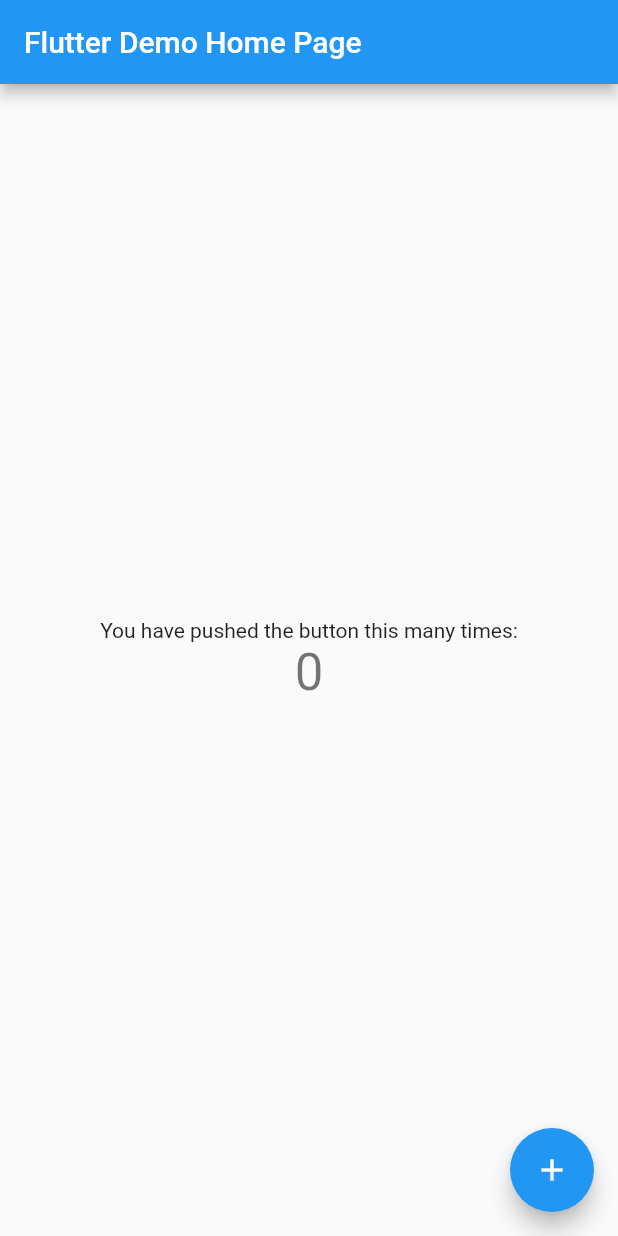
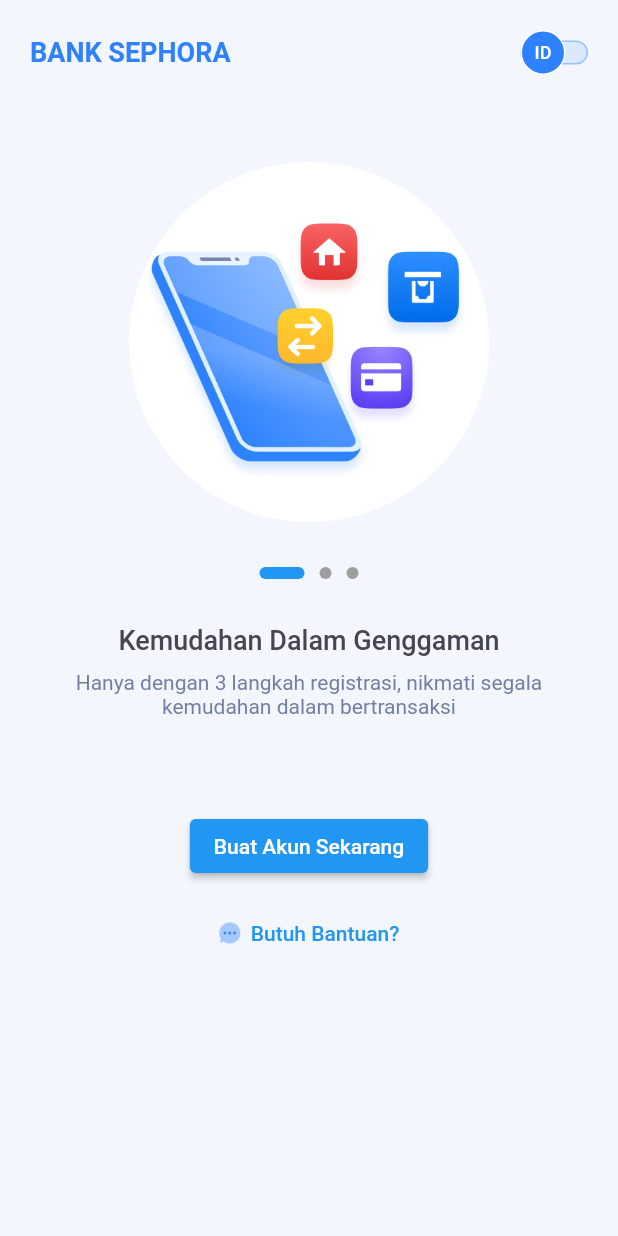
Before and after one commit to RoniSetiawan7/sephora, a Flutter app: the screen it shows after launch, on a phone screen of 412 x 824 dp. Run offline on Flutter 3.47's test engine with Material 2 defaults, Android fonts, the phone set to English and light mode, and no system bars.

Commit message:
add feature on boarding

```diff
--- a/lib/main.dart
+++ b/lib/main.dart
@@ -1,4 +1,5 @@
 import 'package:flutter/material.dart';
+import 'on_boarding/on_boarding.dart';
 
 void main() {
   runApp(const MyApp());
@@ -10,106 +11,10 @@ class MyApp extends StatelessWidget {
   // This widget is the root of your application.
   @override
   Widget build(BuildContext context) {
-    return MaterialApp(
-      title: 'Flutter Demo',
-      theme: ThemeData(
-        // This is the theme of your application.
-        //
-        // Try running your application with "flutter run". You'll see the
-        // application has a blue toolbar. Then, without quitting the app, try
-        // changing the primarySwatch below to Colors.green and then invoke
-        // "hot reload" (press "r" in the console where you ran "flutter run",
-        // or simply save your changes to "hot reload" in a Flutter IDE).
-        // Notice that the counter didn't reset back to zero; the application
-        // is not restarted.
-        primarySwatch: Colors.blue,
-      ),
-      home: const MyHomePage(title: 'Flutter Demo Home Page'),
+    return const MaterialApp(
+      debugShowCheckedModeBanner: false,
+      title: 'Sephora',
+      home: OnBoardingScreen(),
     );
   }
 }
-
-class MyHomePage extends StatefulWidget {
-  const MyHomePage({super.key, required this.title});
-
-  // This widget is the home page of your application. It is stateful, meaning
-  // that it has a State object (defined below) that contains fields that affect
-  // how it looks.
-
-  // This class is the configuration for the state. It holds the values (in this
-  // case the title) provided by the parent (in this case the App widget) and
-  // used by the build method of the State. Fields in a Widget subclass are
-  // always marked "final".
-
-  final String title;
-
-  @override
-  State<MyHomePage> createState() => _MyHomePageState();
-}
-
-class _MyHomePageState extends State<MyHomePage> {
-  int _counter = 0;
-
-  void _incrementCounter() {
-    setState(() {
-      // This call to setState tells the Flutter framework that something has
-      // changed in this State, which causes it to rerun the build method below
-      // so that the display can reflect the updated values. If we changed
-      // _counter without calling setState(), then the build method would not be
-      // called again, and so nothing would appear to happen.
-      _counter++;
-    });
-  }
-
-  @override
-  Widget build(BuildContext context) {
-    // This method is rerun every time setState is called, for instance as done
-    // by the _incrementCounter method above.
-    //
-    // The Flutter framework has been optimized to make rerunning build methods
-    // fast, so that you can just rebuild anything that needs updating rather
-    // than having to individually change instances of widgets.
-    return Scaffold(
-      appBar: AppBar(
-        // Here we take the value from the MyHomePage object that was created by
-        // the App.build method, and use it to set our appbar title.
-        title: Text(widget.title),
-      ),
-      body: Center(
-        // Center is a layout widget. It takes a single child and positions it
-        // in the middle of the parent.
-        child: Column(
-          // Column is also a layout widget. It takes a list of children and
-          // arranges them vertically. By default, it sizes itself to fit its
-          // children horizontally, and tries to be as tall as its parent.
-          //
-          // Invoke "debug painting" (press "p" in the console, choose the
-          // "Toggle Debug Paint" action from the Flutter Inspector in Android
-          // Studio, or the "Toggle Debug Paint" command in Visual Studio Code)
-          // to see the wireframe for each widget.
-          //
-          // Column has various properties to control how it sizes itself and
-          // how it positions its children. Here we use mainAxisAlignment to
-          // center the children vertically; the main axis here is the vertical
-          // axis because Columns are vertical (the cross axis would be
-          // horizontal).
-          mainAxisAlignment: MainAxisAlignment.center,
-          children: <Widget>[
-            const Text(
-              'You have pushed the button this many times:',
-            ),
-            Text(
-              '$_counter',
-              style: Theme.of(context).textTheme.headline4,
-            ),
-          ],
-        ),
-      ),
-      floatingActionButton: FloatingActionButton(
-        onPressed: _incrementCounter,
-        tooltip: 'Increment',
-        child: const Icon(Icons.add),
-      ), // This trailing comma makes auto-formatting nicer for build methods.
-    );
-  }
-}
--- /dev/null
+++ b/lib/on_boarding/on_boarding.dart
@@ -0,0 +1 @@
+export 'screens/on_boarding_screen.dart';
--- /dev/null
+++ b/lib/on_boarding/screens/on_boarding_screen.dart
@@ -0,0 +1,73 @@
+import 'package:flutter/material.dart';
+import 'package:sephora/on_boarding/widgets/language_swither.dart';
+import 'package:sephora/on_boarding/widgets/on_boarding_carousel.dart';
+import 'package:sephora/on_boarding/widgets/on_boarding_indicator.dart';
+import 'package:sephora/on_boarding/widgets/on_boarding_description.dart';
+
+class OnBoardingScreen extends StatefulWidget {
+  const OnBoardingScreen({super.key});
+
+  @override
+  State<OnBoardingScreen> createState() => _OnBoardingScreenState();
+}
+
+class _OnBoardingScreenState extends State<OnBoardingScreen> {
+  int _currentPage = 0;
+
+  @override
+  Widget build(BuildContext context) {
+    return Scaffold(
+      backgroundColor: const Color(0xFFF3F7FD),
+      body: Padding(
+        padding: const EdgeInsets.all(20),
+        child: Column(
+          children: [
+            Row(
+              mainAxisAlignment: MainAxisAlignment.spaceBetween,
+              children: [
+                const Text(
+                  'BANK SEPHORA',
+                  style: TextStyle(
+                    fontSize: 18,
+                    fontWeight: FontWeight.w700,
+                    color: Color(0xFF2F82FF),
+                  ),
+                ),
+                LanguageSwitcher(isID: (isID) {})
+              ],
+            ),
+            const SizedBox(height: 58),
+            OnBoardingCarousel(
+              onChanged: (currentPage) {
+                setState(() {
+                  _currentPage = currentPage;
+                });
+              },
+            ),
+            const SizedBox(height: 30),
+            OnBoardingIndicator(currentPage: _currentPage),
+            const SizedBox(height: 30),
+            OnBoardingDescription(currentPage: _currentPage),
+            const SizedBox(height: 61),
+            ElevatedButton(
+              onPressed: () {},
+              child: const Text('Buat Akun Sekarang'),
+            ),
+            const SizedBox(height: 10),
+            TextButton(
+              onPressed: () {},
+              child: Row(
+                mainAxisAlignment: MainAxisAlignment.center,
+                children: [
+                  Image.asset('assets/chat.png', width: 15, height: 15),
+                  const SizedBox(width: 6.5),
+                  const Text('Butuh Bantuan?'),
+                ],
+              ),
+            )
+          ],
+        ),
+      ),
+    );
+  }
+}
--- /dev/null
+++ b/lib/on_boarding/widgets/language_swither.dart
@@ -0,0 +1,98 @@
+import 'package:flutter/material.dart';
+
+class LanguageSwitcher extends StatefulWidget {
+  final Function(bool) isID;
+  const LanguageSwitcher({Key? key, required this.isID}) : super(key: key);
+
+  @override
+  State<LanguageSwitcher> createState() => _LanguageSwitcherState();
+}
+
+class _LanguageSwitcherState extends State<LanguageSwitcher>
+    with SingleTickerProviderStateMixin {
+  final _switherWidth = 45.0;
+  final _switcherHeight = 16.0;
+  final _circleSize = 30.0;
+  final _containerHeight = 30.0;
+  final _animationDuration = 100;
+
+  bool _isID = true;
+
+  late AnimationController _animationController;
+  late Animation _horizontalMovementAnimation;
+
+  @override
+  @override
+  void initState() {
+    super.initState();
+    _animationController = AnimationController(
+      vsync: this,
+      duration: Duration(milliseconds: _animationDuration),
+    );
+    _horizontalMovementAnimation = Tween<double>(
+      begin: 0,
+      end: _switherWidth - _circleSize,
+    ).animate(_animationController);
+    _animationController.addListener(() {
+      setState(() {});
+    });
+  }
+
+  @override
+  Widget build(BuildContext context) {
+    return SizedBox(
+      width: _switherWidth,
+      height: _containerHeight,
+      child: GestureDetector(
+        onTap: () {
+          setState(() {
+            _isID = !_isID;
+          });
+          widget.isID(_isID);
+          if (_isID) {
+            _animationController.reverse();
+          } else {
+            _animationController.forward();
+          }
+        },
+        child: Stack(
+          children: [
+            Align(
+              alignment: Alignment.center,
+              child: Container(
+                width: _switherWidth,
+                height: _switcherHeight,
+                decoration: BoxDecoration(
+                  color: const Color(0xFFDAE9FF),
+                  border: Border.all(
+                    color: const Color(0xFF98C1FF),
+                  ),
+                  borderRadius: BorderRadius.circular(_switcherHeight),
+                ),
+              ),
+            ),
+            Container(
+              margin: EdgeInsets.only(left: _horizontalMovementAnimation.value),
+              width: _circleSize,
+              height: _circleSize,
+              decoration: BoxDecoration(
+                color: const Color(0xFF2F82FF),
+                border: Border.all(color: Colors.white),
+                shape: BoxShape.circle,
+              ),
+              alignment: Alignment.center,
+              child: Text(
+                _isID ? 'ID' : 'EN',
+                style: const TextStyle(
+                  fontSize: 12,
+                  fontWeight: FontWeight.w500,
+                  color: Colors.white,
+                ),
+              ),
+            ),
+          ],
+        ),
+      ),
+    );
+  }
+}
--- /dev/null
+++ b/lib/on_boarding/widgets/on_boarding_carousel.dart
@@ -0,0 +1,52 @@
+import 'package:flutter/material.dart';
+
+class OnBoardingCarousel extends StatelessWidget {
+  final Function(int) onChanged;
+
+  const OnBoardingCarousel({super.key, required this.onChanged});
+
+  @override
+  Widget build(BuildContext context) {
+    return SizedBox(
+      width: MediaQuery.of(context).size.width,
+      height: 240,
+      child: PageView(
+        onPageChanged: (currentPage) {
+          onChanged(currentPage);
+        },
+        children: [
+          Container(
+            width: 240,
+            height: 240,
+            decoration: const BoxDecoration(
+              image: DecorationImage(
+                image: AssetImage('assets/image_1.png'),
+                fit: BoxFit.contain,
+              ),
+            ),
+          ),
+          Container(
+            width: 240,
+            height: 240,
+            decoration: const BoxDecoration(
+              image: DecorationImage(
+                image: AssetImage('assets/image_2.png'),
+                fit: BoxFit.contain,
+              ),
+            ),
+          ),
+          Container(
+            width: 240,
+            height: 240,
+            decoration: const BoxDecoration(
+              image: DecorationImage(
+                image: AssetImage('assets/image_3.png'),
+                fit: BoxFit.contain,
+              ),
+            ),
+          ),
+        ],
+      ),
+    );
+  }
+}
--- /dev/null
+++ b/lib/on_boarding/widgets/on_boarding_description.dart
@@ -0,0 +1,94 @@
+import 'package:flutter/material.dart';
+
+class OnBoardingDescription extends StatelessWidget {
+  final int currentPage;
+
+  const OnBoardingDescription({super.key, required this.currentPage});
+
+  @override
+  Widget build(BuildContext context) {
+    return OnBoardingDescriptionItem(index: currentPage);
+  }
+}
+
+class OnBoardingDescriptionItem extends StatelessWidget {
+  final int index;
+
+  const OnBoardingDescriptionItem({super.key, required this.index});
+
+  @override
+  Widget build(BuildContext context) {
+    if (index == 0) {
+      return Column(
+        children: const [
+          Text(
+            'Kemudahan Dalam Genggaman',
+            style: TextStyle(
+              fontSize: 18,
+              fontWeight: FontWeight.w500,
+              color: Color(0xFF464455),
+            ),
+            textAlign: TextAlign.center,
+          ),
+          SizedBox(height: 10),
+          Text(
+            'Hanya dengan 3 langkah registrasi, nikmati segala kemudahan dalam bertransaksi',
+            style: TextStyle(
+              fontSize: 14,
+              fontWeight: FontWeight.w400,
+              color: Color(0xFF727FA3),
+            ),
+            textAlign: TextAlign.center,
+          ),
+        ],
+      );
+    } else if (index == 1) {
+      return Column(
+        children: const [
+          Text(
+            'Transaksi Internasional',
+            style: TextStyle(
+              fontSize: 18,
+              fontWeight: FontWeight.w500,
+              color: Color(0xFF464455),
+            ),
+            textAlign: TextAlign.center,
+          ),
+          SizedBox(height: 10),
+          Text(
+            'Nikmati kemudahan bertransaksi di seluruh dunia dengan kartu VISA dan Mastercard',
+            style: TextStyle(
+              fontSize: 14,
+              fontWeight: FontWeight.w400,
+              color: Color(0xFF727FA3),
+            ),
+            textAlign: TextAlign.center,
+          ),
+        ],
+      );
+    }
+    return Column(
+      children: const [
+        Text(
+          'Keamanan Dalam Bertransaksi',
+          style: TextStyle(
+            fontSize: 18,
+            fontWeight: FontWeight.w500,
+            color: Color(0xFF464455),
+          ),
+          textAlign: TextAlign.center,
+        ),
+        SizedBox(height: 10),
+        Text(
+          'Keamanan dalam bertransaksi Anda merupakan prioritas bagi kami',
+          style: TextStyle(
+            fontSize: 14,
+            fontWeight: FontWeight.w400,
+            color: Color(0xFF727FA3),
+          ),
+          textAlign: TextAlign.center,
+        ),
+      ],
+    );
+  }
+}
--- /dev/null
+++ b/lib/on_boarding/widgets/on_boarding_indicator.dart
@@ -0,0 +1,49 @@
+import 'package:flutter/material.dart';
+
+class OnBoardingIndicator extends StatelessWidget {
+  final int currentPage;
+
+  const OnBoardingIndicator({super.key, required this.currentPage});
+
+  @override
+  Widget build(BuildContext context) {
+    return Row(
+      mainAxisAlignment: MainAxisAlignment.center,
+      children: [
+        OnBoardingIndicatorItem(active: currentPage == 0),
+        OnBoardingIndicatorItem(active: currentPage == 1),
+        OnBoardingIndicatorItem(active: currentPage == 2),
+      ],
+    );
+  }
+}
+
+class OnBoardingIndicatorItem extends StatelessWidget {
+  final bool active;
+
+  const OnBoardingIndicatorItem({super.key, this.active = false});
+
+  @override
+  Widget build(BuildContext context) {
+    if (active) {
+      return Container(
+        width: 30,
+        height: 8,
+        margin: const EdgeInsets.symmetric(horizontal: 5),
+        decoration: BoxDecoration(
+          color: Colors.blue,
+          borderRadius: BorderRadius.circular(10),
+        ),
+      );
+    }
+    return Container(
+      width: 8,
+      height: 8,
+      margin: const EdgeInsets.symmetric(horizontal: 5),
+      decoration: const BoxDecoration(
+        color: Colors.grey,
+        shape: BoxShape.circle,
+      ),
+    );
+  }
+}
--- a/pubspec.yaml
+++ b/pubspec.yaml
@@ -60,8 +60,8 @@ flutter:
   uses-material-design: true
 
   # To add assets to your application, add an assets section, like this:
-  # assets:
-  #   - images/a_dot_burr.jpeg
+  assets:
+    - assets/
   #   - images/a_dot_ham.jpeg
 
   # An image asset can refer to one or more resolution-specific "variants", see
```
Also changed, not shown: assets/chat.png (added), assets/image_1.png (added), assets/image_2.png (added), assets/image_3.png (added).
